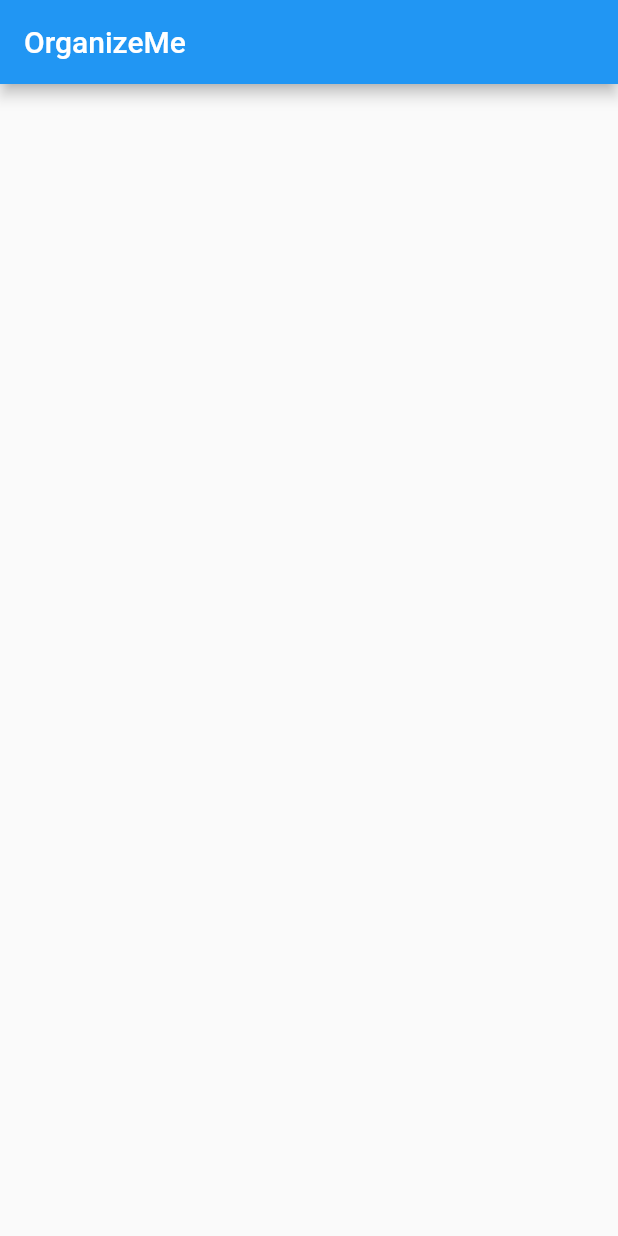
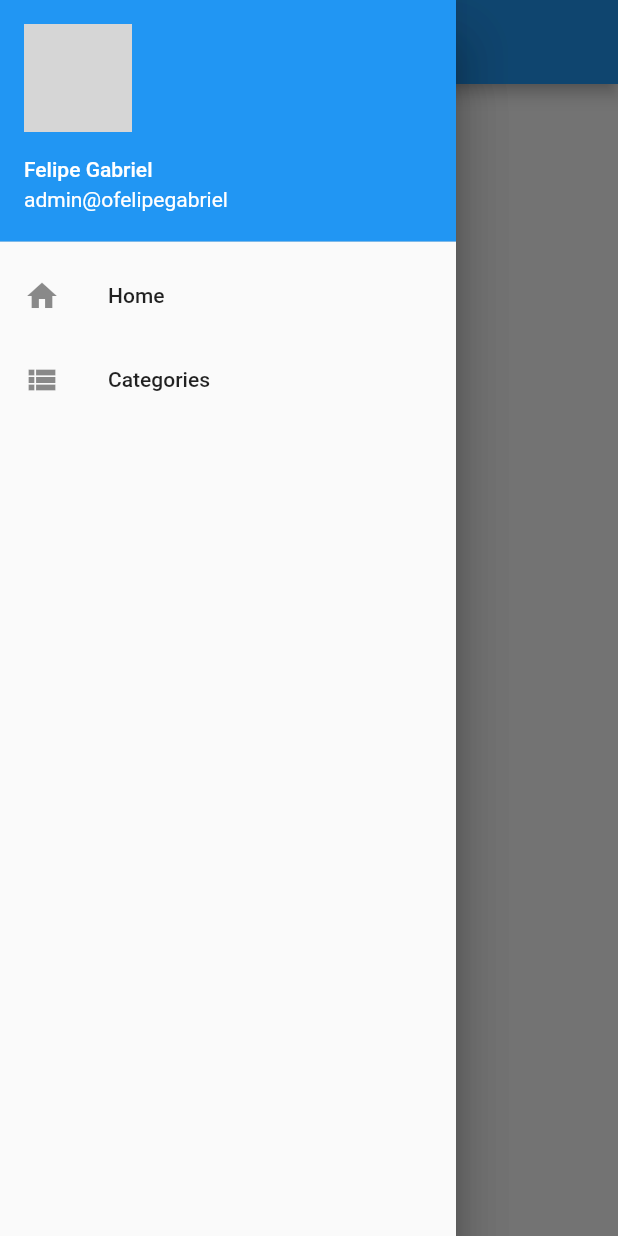
Before and after one commit to ofelipegabriel321/organize-me, a Flutter app: the screen it shows after launch, with the side drawer open (before the commit the screen has no drawer), on a phone screen of 412 x 824 dp. Run offline on Flutter 3.47's test engine with Material 2 defaults, Android fonts, the phone set to English and light mode, and no system bars; network calls fail; grey boxes are pictures that could not be loaded.

Commit message:
feat: add drawer navigation

```diff
--- /dev/null
+++ b/lib/helpers/draw_navigation.dart
@@ -0,0 +1,45 @@
+import 'package:OrganizeMe/screens/categories_screen.dart';
+import 'package:OrganizeMe/screens/home_screen.dart';
+import 'package:flutter/material.dart';
+
+class DrawerNavigation extends StatefulWidget {
+  @override
+  _DrawerNavigationState createState() => _DrawerNavigationState();
+}
+
+class _DrawerNavigationState extends State<DrawerNavigation> {
+  @override
+  Widget build(BuildContext) {
+    return Container(
+      child: Drawer(
+        child: Drawer(
+          child: ListView(
+            children: <Widget>[
+              UserAccountsDrawerHeader(
+                currentAccountPicture: CircleAvatar(
+                  backgroundImage: NetworkImage(
+                      'https://avatars1.githubusercontent.com/u/38538503?s=460&u=0e7ff0373f1e29396dc084eeeb66d973a28dd016&v=4'),
+                ),
+                accountName: Text('Felipe Gabriel'),
+                accountEmail: Text('admin@ofelipegabriel'),
+                decoration: BoxDecoration(color: Colors.blue),
+              ),
+              ListTile(
+                leading: Icon(Icons.home),
+                title: Text('Home'),
+                onTap: () => Navigator.of(context).push(
+                    MaterialPageRoute(builder: (context) => HomeScreen())),
+              ),
+              ListTile(
+                leading: Icon(Icons.view_list),
+                title: Text('Categories'),
+                onTap: () => Navigator.of(context).push(
+                    MaterialPageRoute(builder: (context) => CategoriesScreen())),
+              ),
+            ],
+          ),
+        ),
+      ),
+    );
+  }
+}
--- a/lib/screens/home_screen.dart
+++ b/lib/screens/home_screen.dart
@@ -1,3 +1,4 @@
+import 'package:OrganizeMe/helpers/draw_navigation.dart';
 import 'package:flutter/material.dart';
 
 class HomeScreen extends StatefulWidget {
@@ -12,6 +13,7 @@ class _HomeScreenState extends State<HomeScreen> {
       appBar: AppBar(
         title: Text('OrganizeMe'),
       ),
+      drawer: DrawerNavigation(),
     );
   }
 }
```
Also changed, not shown: lib/screens/categories_screen.dart (added, +13 -0 lines).
